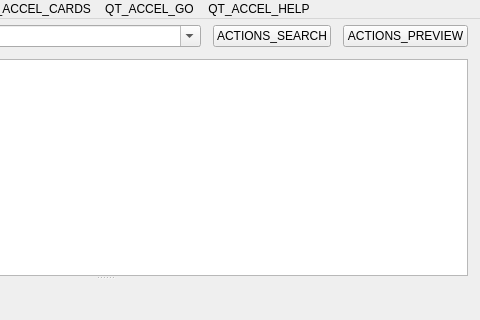
First picture: the form in qt/aqt/forms/browser.ui, repository ankitects/anki, before the edit; both pictures show x 270 to 750 and y 0 to 320 of the 750 by 493 pixel window.
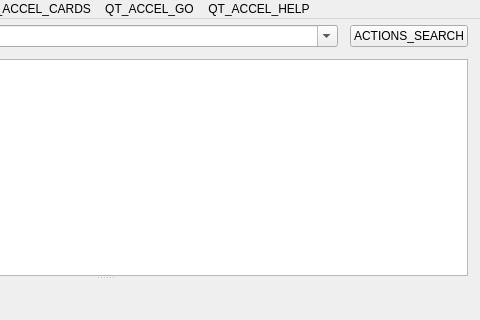
Second picture: the form after the edit. Icons and pictures are not drawn.

Commit message: Remove preview button from browser.py top bar

The edit to the form file:
```diff
--- a/qt/aqt/forms/browser.ui
+++ b/qt/aqt/forms/browser.ui
@@ -114,19 +114,6 @@
             </property>
            </widget>
           </item>
-          <item row="0" column="3">
-           <widget class="QPushButton" name="previewButton">
-            <property name="text">
-             <string>ACTIONS_PREVIEW</string>
-            </property>
-            <property name="shortcut">
-             <string notr="true">Ctrl+Shift+P</string>
-            </property>
-            <property name="checkable">
-             <bool>true</bool>
-            </property>
-           </widget>
-          </item>
           <item row="0" column="0">
            <widget class="QPushButton" name="filter">
             <property name="text">
```
The commit also changes 2 other files.
